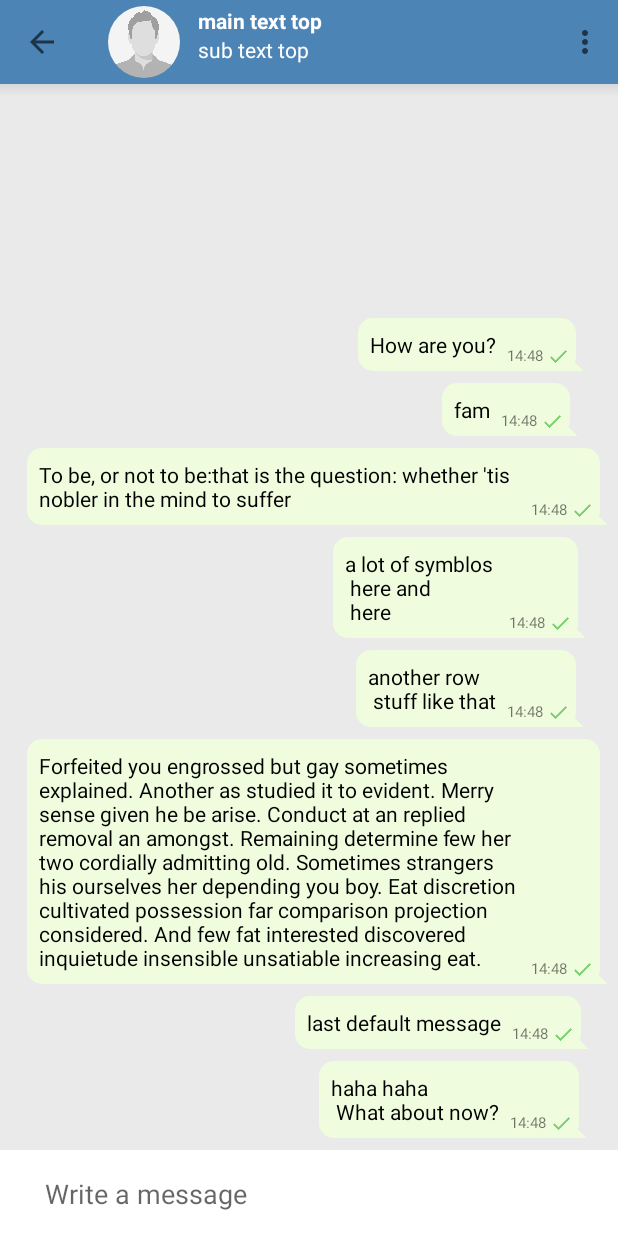
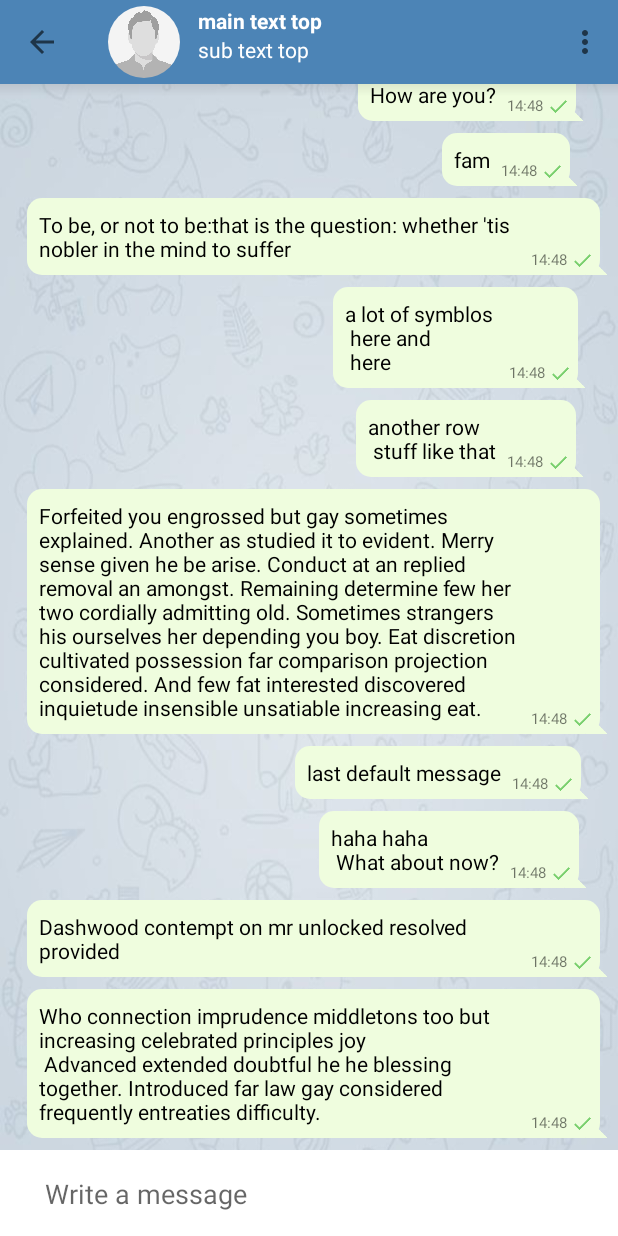
Before and after one commit to kyrylo-1/Telegram-Android-UI-clone, an Android app: the ContactChatActivity screen opened directly, with no data from a screen before it, on a phone screen of 412 x 824 dp. Run offline under Robolectric (Android 15) with nearby library versions, the phone set to English and light mode, and no system bars; our stand-ins replace CircleImageView.

Commit message:
Add FloatingActionButton in chat to scroll down recyclerView to see fresh messages; add default background pic in chat

```diff
--- a/app/src/main/java/com/shorka/telegramclone_ui/activities/ContactChatActivity.java
+++ b/app/src/main/java/com/shorka/telegramclone_ui/activities/ContactChatActivity.java
@@ -4,6 +4,7 @@ import android.content.Context;
 import android.content.Intent;
 import android.os.Bundle;
 import android.support.annotation.Nullable;
+import android.support.design.widget.FloatingActionButton;
 import android.support.v7.app.AppCompatActivity;
 import android.support.v7.widget.LinearLayoutManager;
 import android.support.v7.widget.RecyclerView;
@@ -14,24 +15,22 @@ import android.util.Log;
 import android.view.Menu;
 import android.view.MenuInflater;
 import android.view.View;
-import android.widget.ArrayAdapter;
 import android.widget.EditText;
 import android.widget.ImageButton;
-import android.widget.ListView;
 import android.widget.TextView;
 
+import com.shorka.telegramclone_ui.FabHelper;
 import com.shorka.telegramclone_ui.R;
+import com.shorka.telegramclone_ui.RollingFabState;
 import com.shorka.telegramclone_ui.adapter.MessageListAdapter;
 import com.shorka.telegramclone_ui.models.Message;
 
 import java.util.ArrayList;
-import java.util.List;
 
 /**
  * Created by Kyrylo Avramenko on 6/22/2018.
  */
 public class ContactChatActivity extends AppCompatActivity {
-
 
     //region properties
     private final Context mContext = ContactChatActivity.this;
@@ -43,6 +42,7 @@ public class ContactChatActivity extends AppCompatActivity {
     private RecyclerView mRecyclerView;
     private ArrayList<Message> mListMessages;
     MessageListAdapter mMessageListAdapter;
+    FabHelper mFabHelper;
     //endregion
 
     public static void open(Context context) {
@@ -60,6 +60,7 @@ public class ContactChatActivity extends AppCompatActivity {
         initEditText();
     }
 
+
     @Override
     public boolean onCreateOptionsMenu(Menu menu) {
         MenuInflater inflater = getMenuInflater();
@@ -70,8 +71,8 @@ public class ContactChatActivity extends AppCompatActivity {
     private LinearLayoutManager mLinearLayoutManager;
 
     private void init() {
-        Toolbar toolbar = findViewById(R.id.convo_toolbar);
-        View viewConvoTop = findViewById(R.id.convo_header_view_top);
+        final Toolbar toolbar = findViewById(R.id.convo_toolbar);
+        final View viewConvoTop = findViewById(R.id.convo_header_view_top);
         mTxtChatPersonName = viewConvoTop.findViewById(R.id.name);
         mTxtLastSeen = viewConvoTop.findViewById(R.id.last_seen);
 
@@ -107,9 +108,41 @@ public class ContactChatActivity extends AppCompatActivity {
         mMessageListAdapter = createRecycleAdapter();
         mRecyclerView.setAdapter(mMessageListAdapter);
 
+        final FloatingActionButton fabScrollDown = findViewById(R.id.fab_sroll_down);
+        fabScrollDown.setVisibility(View.INVISIBLE);
+
+        mRecyclerView.addOnScrollListener(new RecyclerView.OnScrollListener() {
+            @Override
+            public void onScrolled(RecyclerView recyclerView, int dx, int dy) {
+                super.onScrolled(recyclerView, dx, dy);
+
+
+                //Initialize FabHelper object
+                if (mFabHelper == null && Math.abs(dy) > 1) {
+                    mFabHelper = new FabHelper(fabScrollDown, 200L);
+                    fabScrollDown.setTranslationY(mFabHelper.getOffscreenTranslation());
+                    Log.d(TAG, "onScrolled: create FabHelper: height: " + fabScrollDown.getHeight());
+                }
+
+                if (mFabHelper != null) {
+                    scrollButton(fabScrollDown, dy);
+                }
+            }
+        });
+
+        fabScrollDown.setOnClickListener(new View.OnClickListener() {
+            @Override
+            public void onClick(View v) {
+                // make scroll down
+                Log.d(TAG, "onClick:  fabScrollDown with fab getTranslationY: " + fabScrollDown.getTranslationY());
+                mFabHelper.postRollFabOutCompletely(fabScrollDown);
+                mRecyclerView.smoothScrollToPosition(mListMessages.size() - 1);
+            }
+        });
+
         //TODO  When user exits from certain chat,remember position of item in mRecyclerView and save it.
         // When user reopens chat, scroll to saved position
-        mRecyclerView.scrollToPosition(mMessageListAdapter.getItemCount()-1);
+        mRecyclerView.scrollToPosition(mMessageListAdapter.getItemCount() - 1);
     }
 
     private void initEditText() {
@@ -123,16 +156,12 @@ public class ContactChatActivity extends AppCompatActivity {
 
             @Override
             public void onTextChanged(CharSequence s, int start, int before, int count) {
-
 //                Log.d(TAG, "onTextChanged: s: " + s + "\n start: " + start + " _before: " + before + " _count: " + count);
-
                 if (before == 0 && count == 1) {
                     enableBtnSend(true);
                 } else if (count == 0) {
                     enableBtnSend(false);
                 }
-
-//                mRecyclerView.scrollToPosition(mRecyclerView.getAdapter().getItemCount() - 1);
             }
 
             @Override
@@ -148,14 +177,14 @@ public class ContactChatActivity extends AppCompatActivity {
             public void onItemRangeInserted(int positionStart, int itemCount) {
                 super.onItemRangeInserted(positionStart, itemCount);
 
-                Log.d(TAG, "onItemRangeInserted: positionStart: "+ positionStart + " itemCount: " + itemCount);
+                Log.d(TAG, "onItemRangeInserted: positionStart: " + positionStart + " itemCount: " + itemCount);
 
                 if (positionStart > 0) {
                     adapter.notifyItemChanged(positionStart - 1);
                 }
 
                 int lastVisiblePosition = mLinearLayoutManager.findLastCompletelyVisibleItemPosition();
-                if(positionStart >= adapter.getItemCount()-1 && lastVisiblePosition == positionStart-1){
+                if (positionStart >= adapter.getItemCount() - 1 && lastVisiblePosition == positionStart - 1) {
                     mRecyclerView.scrollToPosition(positionStart);
                 }
             }
@@ -191,7 +220,9 @@ public class ContactChatActivity extends AppCompatActivity {
 
         mListMessages.add(new Message("last default message", null, 1233));
         mListMessages.add(new Message("haha haha \n What about now?", null, 1233));
-
+        mListMessages.add(new Message("Dashwood contempt on mr unlocked resolved provided", null, 1233));
+        mListMessages.add(new Message("Who connection imprudence middletons too but increasing celebrated principles joy \n" +
+                " Advanced extended doubtful he he blessing together. Introduced far law gay considered frequently entreaties difficulty.", null, 1233));
     }
 
     private void sendMessages() {
@@ -201,4 +232,30 @@ public class ContactChatActivity extends AppCompatActivity {
         mEditText.getText().clear();
     }
 
+    private void scrollButton(FloatingActionButton fab, int dy) {
+        Log.d(TAG, "onScrolled: dy: " + dy + "; RollingState: " + mFabHelper.getRollingState());
+
+        int lastVisible = mLinearLayoutManager.findLastCompletelyVisibleItemPosition();
+//        Log.d(TAG, "onScrolled: lastVisible: " + lastVisible);
+        //hide fab when user scrolls to the f
+        if (lastVisible >= mListMessages.size() - 2) {
+            Log.d(TAG, "scrollButton: scroll to FirstCompletelyVisibleItem");
+            if (mFabHelper.getRollingState() == RollingFabState.IDLE)
+                mFabHelper.postRollFabOutCompletely(fab);
+        }
+
+        //Scroll down to fresh messages. if user scrolls a lot of vertical
+        if (dy > 4 && lastVisible < mListMessages.size() - 3 &&
+                (mFabHelper.getRollingState() == RollingFabState.IDLE || mFabHelper.getRollingState() == RollingFabState.ROLLED_OUT)) {
+
+            fab.setVisibility(View.VISIBLE);
+            mFabHelper.postRollFabInCompletely(fab);
+        }
+
+        //Scroll up to older messages
+        else if (dy < 0 && mFabHelper.getRollingState() == RollingFabState.IDLE) {
+            mFabHelper.postRollFabOutCompletely(fab);
+        }
+    }
+
 }
--- a/app/src/main/res/layout/activity_contact_chat.xml
+++ b/app/src/main/res/layout/activity_contact_chat.xml
@@ -4,9 +4,8 @@
     xmlns:tools="http://schemas.android.com/tools"
     android:layout_width="match_parent"
     android:layout_height="match_parent"
-    android:background="@color/colorBackGray"
+    android:background="@drawable/chat_background"
     android:orientation="vertical">
-
 
     <android.support.v7.widget.Toolbar
         android:id="@+id/convo_toolbar"
@@ -16,11 +15,11 @@
         app:popupTheme="@style/ThemeOverlay.AppCompat.Light">
 
         <include
-        android:id="@+id/convo_header_view_top"
-        layout="@layout/widget_header_view_top"
-        android:layout_width="match_parent"
-        android:layout_height="wrap_content"
-        android:visibility="visible" />
+            android:id="@+id/convo_header_view_top"
+            layout="@layout/widget_header_view_top"
+            android:layout_width="match_parent"
+            android:layout_height="wrap_content"
+            android:visibility="visible" />
 
     </android.support.v7.widget.Toolbar>
 
@@ -28,6 +27,7 @@
         android:layout_width="match_parent"
         android:layout_height="0dp"
         android:layout_weight="1">
+
 
         <android.support.v7.widget.RecyclerView
             android:id="@+id/test_convo_recycler_view_messages"
@@ -39,52 +39,32 @@
             android:paddingTop="8dp"
             tools:listitem="@layout/item_message_sent" />
 
-
         <View
             android:layout_width="match_parent"
             android:layout_height="8dp"
             android:background="@drawable/ab_shadow" />
 
+        <android.support.design.widget.FloatingActionButton
+            android:id="@+id/fab_sroll_down"
+            android:layout_width="48dp"
+            android:layout_height="48dp"
+            android:layout_gravity="bottom|end"
+            android:layout_margin="12dp"
+            app:backgroundTint="@color/colorWhite"
+            android:scaleType="center"
+            app:fabSize="normal"
+            android:src="@drawable/ic_arrow_scroll_down" />
+
     </FrameLayout>
+
+
+
 
     <View
         android:layout_width="match_parent"
         android:layout_height="1dp"
         android:background="@android:color/white" />
 
-    <LinearLayout
-        android:layout_width="match_parent"
-        android:layout_height="wrap_content"
-        android:background="@color/colorWhite"
-        android:orientation="horizontal">
-
-
-        <EditText
-            android:id="@+id/convo_message_edittext"
-            android:layout_width="0dp"
-            android:layout_height="56dp"
-            android:layout_weight="1"
-            android:background="@color/colorWhite"
-            android:cursorVisible="true"
-            android:ems="10"
-            android:gravity="center_vertical"
-            android:hint="Write a message"
-            android:inputType="textLongMessage|textCapSentences|textMultiLine"
-            android:minHeight="48dp"
-            android:paddingBottom="8dp"
-            android:paddingEnd="20dp"
-            android:paddingStart="30dp"
-            android:paddingTop="8dp"
-            android:textCursorDrawable="@color/colorPrimary" />
-
-        <ImageButton
-            android:id="@+id/convo_send_btn"
-            android:layout_width="48dp"
-            android:layout_height="48dp"
-            android:background="@null"
-            android:padding="12dp"
-            android:src="@drawable/ic_send" />
-
-    </LinearLayout>
+    <include layout="@layout/layout_chat_edit_box" />
 
 </LinearLayout>
--- a/app/src/main/res/layout/contain_main.xml
+++ b/app/src/main/res/layout/contain_main.xml
@@ -46,7 +46,8 @@
             android:layout_gravity="bottom|end"
             android:layout_margin="@dimen/fab_margin"
             app:backgroundTint="@color/colorPrimary"
-            app:layout_behavior=".FabScrollBehavior"
+            app:layout_behavior=".FabScrollInListBehavior"
+            android:clickable="true"
             app:srcCompat="@drawable/ic_write" />
 
     </android.support.design.widget.CoordinatorLayout>
```
Also changed, not shown: app/src/main/java/com/shorka/telegramclone_ui/FabHelper.java (added, +95 -0 lines), app/src/main/java/com/shorka/telegramclone_ui/FabScrollBehavior.java (deleted, +0 -151 lines), app/src/main/java/com/shorka/telegramclone_ui/FabScrollInListBehavior.java (added, +61 -0 lines), app/src/main/java/com/shorka/telegramclone_ui/RollingFabState.java (added, +15 -0 lines), app/src/main/java/com/shorka/telegramclone_ui/activities/MainActivity.java (+20 -0 lines), app/src/main/res/layout/layout_chat_edit_box.xml (+17 -39 lines), app/src/main/res/drawable-hdpi/ic_arrow_scroll_down.png (added), app/src/main/res/drawable-mdpi/ic_arrow_scroll_down.png (added), app/src/main/res/drawable-xhdpi/ic_arrow_scroll_down.png (added), app/src/main/res/drawable-xxhdpi/ic_arrow_scroll_down.png (added), app/src/main/res/drawable/chat_background.jpg (added).
